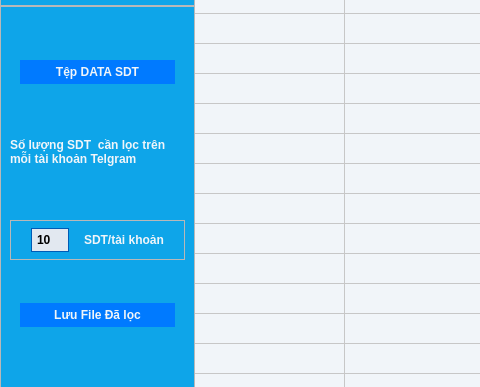
First picture: the form in main.ui, repository huyng1801/telegram-tools-copy, before the edit; both pictures show x 0 to 480 and y 135 to 522 of the 1366 by 768 pixel window.
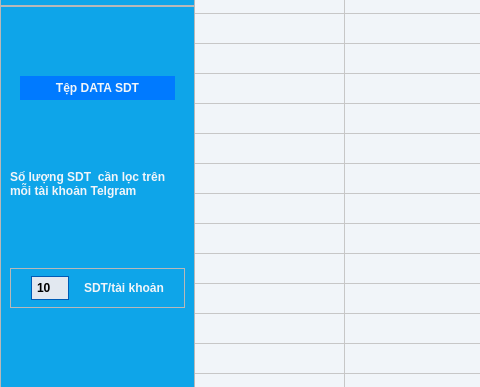
Second picture: the form after the edit. Icons and pictures are not drawn.

Commit message: remove button save file data

The edit to the form file:
```diff
--- a/main.ui
+++ b/main.ui
@@ -1896,13 +1896,6 @@
                      </layout>
                     </widget>
                    </item>
-                   <item>
-                    <widget class="QPushButton" name="btnSaveFileHadFilter">
-                     <property name="text">
-                      <string>Lưu File Đã lọc</string>
-                     </property>
-                    </widget>
-                   </item>
                   </layout>
                  </widget>
                 </item>
```
